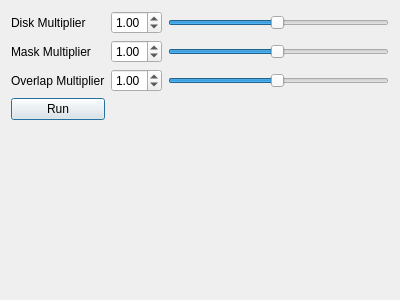
This is arachnid/core/gui/pyui/AutoPickUI.ui in ezralanglois/arachnid as Qt 5 draws it before an edit. The edited form follows.
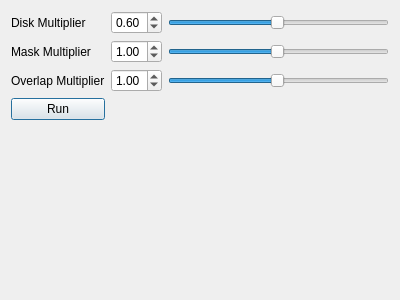
This is the edited form. Icons and pictures are not drawn.

Commit message: Defined majority of autopicker interface

Patch:
```diff
--- a/arachnid/core/gui/pyui/AutoPickUI.ui
+++ b/arachnid/core/gui/pyui/AutoPickUI.ui
@@ -33,7 +33,7 @@
       <double>0.100000000000000</double>
      </property>
      <property name="value">
-      <double>1.000000000000000</double>
+      <double>0.600000000000000</double>
      </property>
     </widget>
    </item>
```
Left out of the diff: 2 changed lines with no effect on the pictures. The commit also changes 2 other files.
